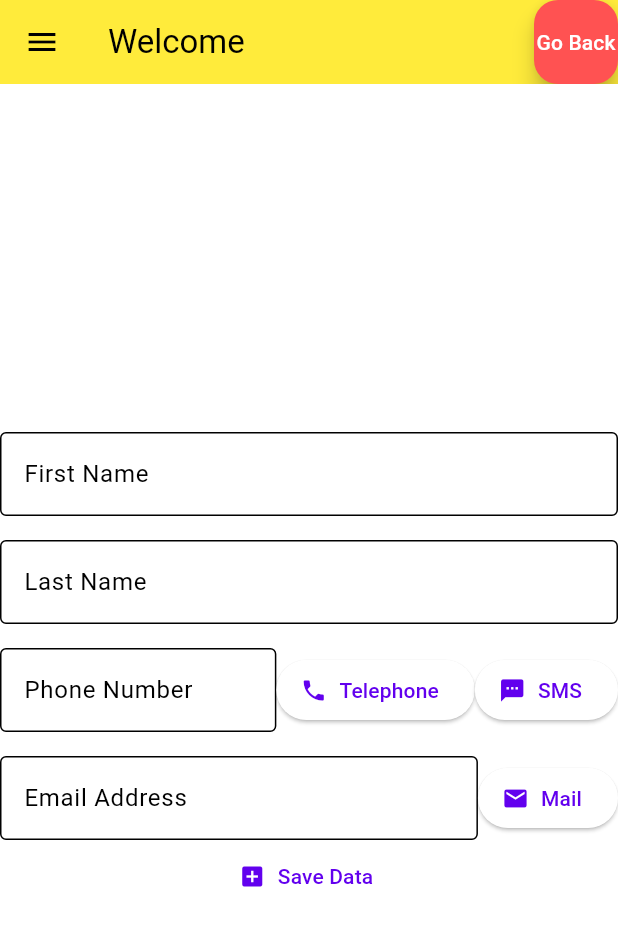
After one commit to jotx19/FlutterTest, a Flutter app: the OtherPage screen opened by its route, on a phone screen of 412 x 824 dp. The commit adds this screen. Shown: the top 926 px of the screen. Run offline on Flutter 3.47's test engine with Material 3 defaults, Android fonts, the light colour scheme and no system bars; our stand-ins replace shared_preferences; missing offline and left inert: encrypted_shared_preferences; accounts and stored records are empty.

Commit message:
lab done

```diff
--- a/analysis_options.yaml
+++ b/analysis_options.yaml
@@ -21,6 +21,7 @@ linter:
   # `// ignore_for_file: name_of_lint` syntax on the line or in the file
   # producing the lint.
   rules:
+    camel_case_types
     # avoid_print: false  # Uncomment to disable the `avoid_print` rule
     # prefer_single_quotes: true  # Uncomment to enable the `prefer_single_quotes` rule
 
--- /dev/null
+++ b/lib/DataRepository.dart
@@ -0,0 +1,32 @@
+import 'package:encrypted_shared_preferences/encrypted_shared_preferences.dart';
+
+class DataRepository{
+  static String loginID = '';
+  static String password = '';
+  static String firstName = '';
+  static String lastName = '';
+  static String email = '';
+  static String phone = '';
+
+  static void saveData() async
+  {
+    EncryptedSharedPreferences prefs = EncryptedSharedPreferences();
+    await prefs.setString('String1', loginID );
+    await prefs.setString('String2', password );
+    await prefs.setString('String3', firstName);
+    await prefs.setString('String4', lastName);
+    await prefs.setString('String5', email);
+    await prefs.setString('String6', phone);
+  }
+
+  static void loadData() async
+  {
+    EncryptedSharedPreferences prefs = EncryptedSharedPreferences();
+    loginID = await prefs.getString('String1');
+    password = await prefs.getString('String2');
+    firstName = await prefs.getString('String3');
+    lastName = await prefs.getString('String4');
+    email = await prefs.getString('String5');
+    phone = await prefs.getString('String6');
+    }
+}
--- /dev/null
+++ b/lib/OtherPage.dart
@@ -0,0 +1,208 @@
+import 'package:flutter/material.dart';
+import 'package:url_launcher/url_launcher_string.dart';
+import 'DataRepository.dart';
+
+class OtherPage extends StatefulWidget {
+  @override
+  State<OtherPage> createState() => OtherPageState();
+}
+
+class OtherPageState extends State<OtherPage>
+{
+  late TextEditingController firstName;
+  late TextEditingController lastName;
+  late TextEditingController phone;
+  late TextEditingController email;
+  var message;
+
+  @override
+  void initState()
+  {
+    super.initState();
+    DataRepository.loadData();
+    setState(() {
+      firstName = TextEditingController(text: DataRepository.firstName);
+      lastName = TextEditingController(text: DataRepository.lastName);
+      phone = TextEditingController(text: DataRepository.phone);
+      email = TextEditingController(text: DataRepository.email);
+    });
+  }
+
+  @override
+  void dispose()
+  {
+    updateRepository();
+    firstName.dispose();
+    lastName.dispose();
+    email.dispose();
+    phone.dispose();
+    super.dispose();
+  }
+
+  void updateRepository()
+  {
+    DataRepository.firstName = firstName.text;
+    DataRepository.lastName = lastName.text;
+    DataRepository.phone = phone.text;
+    DataRepository.email = email.text;
+    DataRepository.saveData();
+    message = 'Data has been Saved';
+    snackBar();
+  }
+
+  void snackBar()
+  {
+    final snackBar = SnackBar
+      (
+        content: Text(message)
+    );
+    ScaffoldMessenger.of(context).showSnackBar(snackBar);
+  }
+
+  void launchURL(String url) async
+  {
+    if (await canLaunchUrlString(url)) {
+      await launchUrlString(url);
+    } else {
+      message = 'Could not launch $url';
+      snackBar();
+    }
+  }
+  void launchPhone(String phoneNumber) async {
+    final url = 'tel:$phoneNumber';
+    if (await canLaunchUrlString(url)) {
+      await launchUrlString(url);
+    } else {
+      message = 'Could not launch $url';
+      snackBar();
+    }
+  }
+  void launchSMS(String phoneNumber) async {
+    final url = 'sms:$phoneNumber';
+    if (await canLaunchUrlString(url)) {
+      await launchUrlString(url);
+    } else {
+      message = 'Could not launch $url';
+      snackBar();
+    }
+  }
+  void launchEmail(String emailAddress) async {
+    final url = 'mailto:$emailAddress';
+    if (await canLaunchUrlString(url)) {
+      await launchUrlString(url);
+    } else {
+      message = 'Could not launch $url';
+      snackBar();
+    }
+  }
+
+  void goBack()
+  {
+    Navigator.pushNamed(context, '/');
+  }
+
+  @override
+  Widget build(BuildContext context) {
+    return Scaffold(
+        appBar: AppBar(
+          backgroundColor: Colors.yellow,
+          title: Text('Welcome ${DataRepository.loginID}'),
+          actions: [FloatingActionButton(onPressed: () {Navigator.pop(context);},
+              child: Text('Go Back'), backgroundColor: Colors.redAccent)],
+        ),
+        drawer: Drawer(
+          child: Column(
+            mainAxisAlignment: MainAxisAlignment.spaceAround,
+            children: [
+              Row(
+                mainAxisAlignment: MainAxisAlignment.center,
+                children:
+                [
+                  OutlinedButton(
+                    onPressed: () { goBack(); },
+                    child: const Text("Go Home"),
+                  ),
+                ],
+              ),
+            ],
+          ),
+        ),
+        body: Center(
+            child: Column(
+              mainAxisAlignment: MainAxisAlignment.center,
+              children:
+              [
+                const SizedBox(height: 16.0),
+                TextField(
+                  controller: firstName,
+                  obscureText: false,
+                  decoration: const InputDecoration(
+                    hintText: "Enter your First Name",
+                    border: OutlineInputBorder(),
+                    labelText: "First Name",
+                  ),
+                ),
+                const SizedBox(height: 16.0),
+                TextField(
+                  controller: lastName,
+                  obscureText: false,
+                  decoration: const InputDecoration(
+                    hintText: "Enter your Last Name",
+                    border: OutlineInputBorder(),
+                    labelText: "Last Name",
+                  ),
+                ),
+                const SizedBox(height: 16.0),
+                Row(
+                  children: [
+                    Flexible(
+                      child: TextField(
+                        controller: phone,
+                        obscureText: false,
+                        decoration: const InputDecoration(
+                          hintText: "Enter your Phone Number",
+                          border: OutlineInputBorder(),
+                          labelText: "Phone Number",
+                        ),
+                      ),
+                    ),
+                    ElevatedButton.icon(
+                      onPressed: () => launchPhone(phone.text),
+                      icon: const Icon(Icons.phone),
+                      label: const Text('Telephone'),
+                    ),
+                    ElevatedButton.icon(
+                      onPressed: () => launchSMS(phone.text),
+                      icon: const Icon(Icons.sms),
+                      label: const Text('SMS'),
+                    ),
+                  ],
+                ),
+                const SizedBox(height: 16.0),
+                Row(
+                  children: [
+                    Flexible(
+                      child: TextField(
+                        controller: email,
+                        obscureText: false,
+                        decoration: const InputDecoration(
+                          hintText: "Enter your Email Address",
+                          border: OutlineInputBorder(),
+                          labelText: "Email Address",
+                        ),
+                      ),
+                    ),
+                    ElevatedButton.icon(
+                      onPressed: () => launchEmail(email.text),
+                      icon: const Icon(Icons.mail),
+                      label: const Text('Mail'),
+                    ),
+                  ],
+                ),
+                TextButton.icon(onPressed: () {updateRepository();}, label: Text('Save Data'),icon: Icon(Icons.add_box),),
+              ],
+            ),
+            ),
+        );
+    }
+}
--- a/pubspec.yaml
+++ b/pubspec.yaml
@@ -39,6 +39,9 @@ dependencies:
 dev_dependencies:
   flutter_test:
     sdk: flutter
+  shared_preferences: ^2.2.3
+  encrypted_shared_preferences: ^3.0.1
+  url_launcher: ^6.2.4
 
   # The "flutter_lints" package below contains a set of recommended lints to
   # encourage good coding practices. The lint set provided by the package is
@@ -46,6 +49,7 @@ dev_dependencies:
   # package. See that file for information about deactivating specific lint
   # rules and activating additional ones.
   flutter_lints: ^3.0.0
+
 
 # For information on the generic Dart part of this file, see the
 # following page: https://dart.dev/tools/pub/pubspec
```
Also changed, not shown: lib/main.dart (+27 -2 lines), pubspec.lock, 6 other files.
